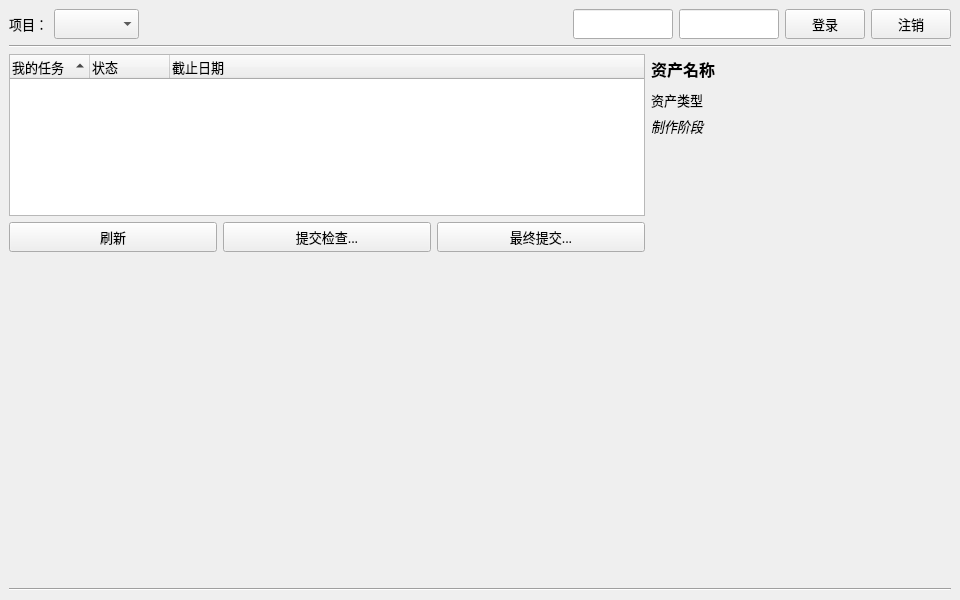
Qt form commons/ui/CGTW.ui (lonegather/Barbarian) before a commit.
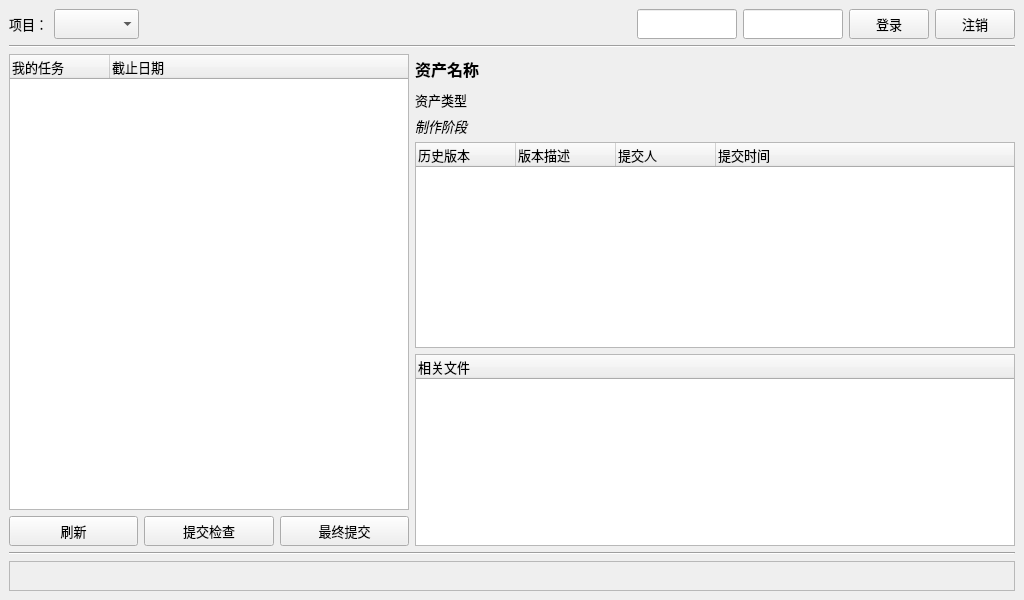
The same form after that commit.

The edit to the form file:
```diff
--- a/commons/ui/CGTW.ui
+++ b/commons/ui/CGTW.ui
@@ -6,13 +6,13 @@
    <rect>
     <x>0</x>
     <y>0</y>
-    <width>960</width>
+    <width>1024</width>
     <height>600</height>
    </rect>
   </property>
   <property name="minimumSize">
    <size>
-    <width>960</width>
+    <width>1024</width>
     <height>600</height>
    </size>
   </property>
@@ -196,9 +196,9 @@
      </widget>
     </item>
     <item>
-     <layout class="QHBoxLayout" name="horizontalLayout_2" stretch="1,0">
+     <layout class="QHBoxLayout" name="horizontalLayout_2" stretch="0,1">
       <item>
-       <layout class="QVBoxLayout" name="verticalLayout" stretch="1,0,2">
+       <layout class="QVBoxLayout" name="verticalLayout" stretch="1,0">
         <item>
          <widget class="QTreeWidget" name="treeWidget">
           <property name="sizePolicy">
@@ -207,6 +207,12 @@
             <verstretch>0</verstretch>
            </sizepolicy>
           </property>
+          <property name="minimumSize">
+           <size>
+            <width>400</width>
+            <height>0</height>
+           </size>
+          </property>
           <property name="font">
            <font>
             <family>微软雅黑</family>
@@ -216,18 +222,15 @@
           <property name="editTriggers">
            <set>QAbstractItemView::NoEditTriggers</set>
           </property>
-          <property name="sortingEnabled">
+          <property name="alternatingRowColors">
            <bool>true</bool>
           </property>
-          <attribute name="headerDefaultSectionSize">
-           <number>80</number>
-          </attribute>
-          <attribute name="headerMinimumSectionSize">
-           <number>30</number>
-          </attribute>
-          <attribute name="headerShowSortIndicator" stdset="0">
+          <property name="indentation">
+           <number>21</number>
+          </property>
+          <property name="animated">
            <bool>true</bool>
-          </attribute>
+          </property>
           <column>
            <property name="text">
             <string>我的任务</string>
@@ -239,17 +242,6 @@
             </font>
            </property>
           </column>
-          <column>
-           <property name="text">
-            <string>状态</string>
-           </property>
-           <property name="font">
-            <font>
-             <family>微软雅黑</family>
-             <pointsize>10</pointsize>
-            </font>
-           </property>
-          </column>
           <column>
            <property name="text">
             <string>截止日期</string>
@@ -299,7 +291,7 @@
              </font>
             </property>
             <property name="text">
-             <string>提交检查...</string>
+             <string>提交检查</string>
             </property>
            </widget>
           </item>
@@ -318,51 +310,24 @@
              </font>
             </property>
             <property name="text">
-             <string>最终提交...</string>
+             <string>最终提交</string>
             </property>
            </widget>
           </item>
          </layout>
         </item>
-        <item>
-         <widget class="QWidget" name="CGTWPyblish" native="true">
-          <property name="minimumSize">
-           <size>
-            <width>0</width>
-            <height>300</height>
-           </size>
-          </property>
-          <layout class="QVBoxLayout" name="pyblishLayout">
-           <property name="spacing">
-            <number>0</number>
-           </property>
-           <property name="margin">
-            <number>0</number>
-           </property>
-          </layout>
-         </widget>
-        </item>
        </layout>
       </item>
       <item>
        <widget class="QWidget" name="widget" native="true">
         <property name="minimumSize">
          <size>
-          <width>300</width>
+          <width>450</width>
           <height>0</height>
          </size>
         </property>
         <layout class="QHBoxLayout" name="horizontalLayout_3">
-         <property name="leftMargin">
-          <number>0</number>
-         </property>
-         <property name="topMargin">
-          <number>0</number>
-         </property>
-         <property name="rightMargin">
-          <number>5</number>
-         </property>
-         <property name="bottomMargin">
+         <property name="margin">
           <number>0</number>
          </property>
          <item>
@@ -433,17 +398,70 @@
              </widget>
             </item>
             <item>
-             <spacer name="verticalSpacer">
-              <property name="orientation">
-               <enum>Qt::Vertical</enum>
+             <widget class="QTreeWidget" name="CGTWTWHistory">
+              <property name="font">
+               <font>
+                <family>微软雅黑</family>
+                <pointsize>10</pointsize>
+               </font>
               </property>
-              <property name="sizeHint" stdset="0">
-               <size>
-                <width>20</width>
-                <height>40</height>
-               </size>
+              <property name="alternatingRowColors">
+               <bool>true</bool>
               </property>
-             </spacer>
+              <property name="indentation">
+               <number>21</number>
+              </property>
+              <property name="wordWrap">
+               <bool>true</bool>
+              </property>
+              <column>
+               <property name="text">
+                <string>历史版本</string>
+               </property>
+              </column>
+              <column>
+               <property name="text">
+                <string>版本描述</string>
+               </property>
+              </column>
+              <column>
+               <property name="text">
+                <string>提交人</string>
+               </property>
+              </column>
+              <column>
+               <property name="text">
+                <string>提交时间</string>
+               </property>
+              </column>
+             </widget>
+            </item>
+            <item>
+             <widget class="QTreeWidget" name="CGTWTWLink">
+              <property name="sizePolicy">
+               <sizepolicy hsizetype="Minimum" vsizetype="Minimum">
+                <horstretch>0</horstretch>
+                <verstretch>0</verstretch>
+               </sizepolicy>
+              </property>
+              <property name="font">
+               <font>
+                <family>微软雅黑</family>
+                <pointsize>10</pointsize>
+               </font>
+              </property>
+              <property name="alternatingRowColors">
+               <bool>true</bool>
+              </property>
+              <property name="indentation">
+               <number>21</number>
+              </property>
+              <column>
+               <property name="text">
+                <string>相关文件</string>
+               </property>
+              </column>
+             </widget>
             </item>
            </layout>
           </widget>
@@ -460,6 +478,28 @@
       </property>
      </widget>
     </item>
+    <item>
+     <widget class="QLabel" name="CGTWLBLResult">
+      <property name="minimumSize">
+       <size>
+        <width>0</width>
+        <height>30</height>
+       </size>
+      </property>
+      <property name="font">
+       <font>
+        <family>微软雅黑</family>
+        <pointsize>10</pointsize>
+       </font>
+      </property>
+      <property name="frameShape">
+       <enum>QFrame::StyledPanel</enum>
+      </property>
+      <property name="frameShadow">
+       <enum>QFrame::Sunken</enum>
+      </property>
+     </widget>
+    </item>
    </layout>
   </widget>
  </widget>
```
